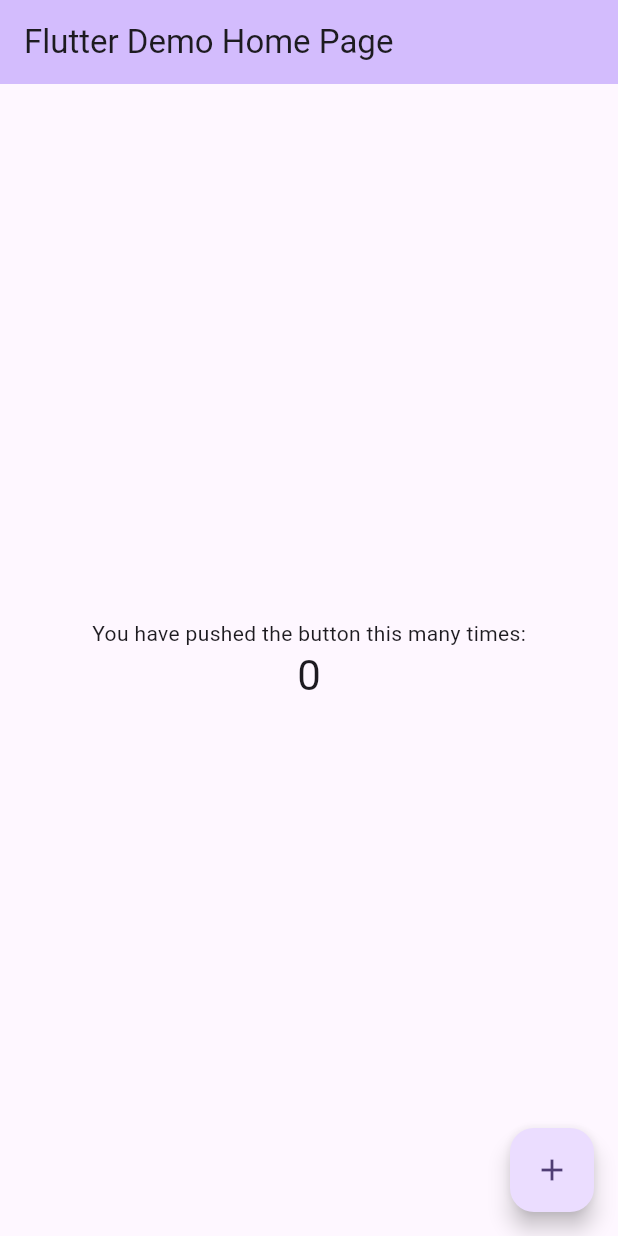
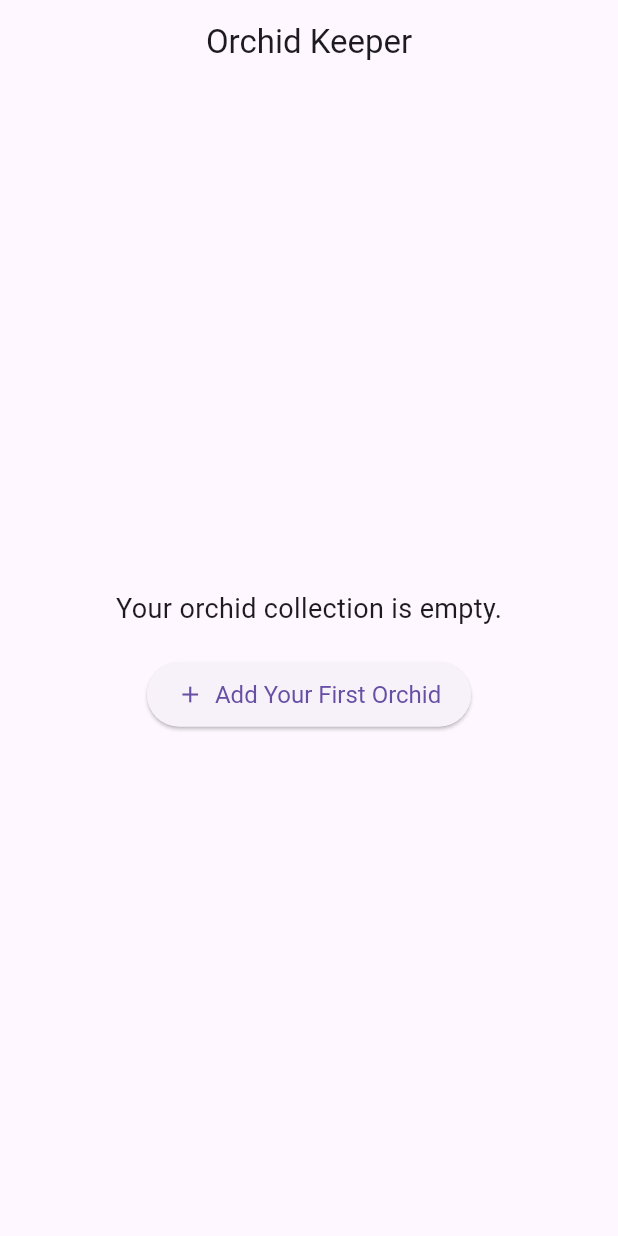
Before and after one commit to kamalharimenon/myapp, a Flutter app: the screen it shows after launch, on a phone screen of 412 x 824 dp. Run offline on Flutter 3.47's test engine with Material 3 defaults, Android fonts, the phone set to English and light mode, and no system bars.

Commit message:
Changes before Firebase Studio auto-run

```diff
--- a/lib/main.dart
+++ b/lib/main.dart
@@ -7,116 +7,86 @@ void main() {
 class MyApp extends StatelessWidget {
   const MyApp({super.key});
 
-  // This widget is the root of your application.
   @override
   Widget build(BuildContext context) {
     return MaterialApp(
-      title: 'Flutter Demo',
+      title: 'Orchid Keeper',
       theme: ThemeData(
-        // This is the theme of your application.
-        //
-        // TRY THIS: Try running your application with "flutter run". You'll see
-        // the application has a purple toolbar. Then, without quitting the app,
-        // try changing the seedColor in the colorScheme below to Colors.green
-        // and then invoke "hot reload" (save your changes or press the "hot
-        // reload" button in a Flutter-supported IDE, or press "r" if you used
-        // the command line to start the app).
-        //
-        // Notice that the counter didn't reset back to zero; the application
-        // state is not lost during the reload. To reset the state, use hot
-        // restart instead.
-        //
-        // This works for code too, not just values: Most code changes can be
-        // tested with just a hot reload.
-        colorScheme: ColorScheme.fromSeed(seedColor: Colors.deepPurple),
+        primarySwatch: Colors.green, // Using green as a primary color for a plant app
+        visualDensity: VisualDensity.adaptivePlatformDensity,
       ),
-      home: const MyHomePage(title: 'Flutter Demo Home Page'),
+      home: const MyHomePage(),
     );
   }
 }
 
 class MyHomePage extends StatefulWidget {
-  const MyHomePage({super.key, required this.title});
-
-  // This widget is the home page of your application. It is stateful, meaning
-  // that it has a State object (defined below) that contains fields that affect
-  // how it looks.
-
-  // This class is the configuration for the state. It holds the values (in this
-  // case the title) provided by the parent (in this case the App widget) and
-  // used by the build method of the State. Fields in a Widget subclass are
-  // always marked "final".
-
-  final String title;
+  const MyHomePage({super.key});
 
   @override
   State<MyHomePage> createState() => _MyHomePageState();
 }
 
 class _MyHomePageState extends State<MyHomePage> {
-  int _counter = 0;
+  // This will eventually hold the list of orchids
+  final List<String> _orchidCollection = [];
 
-  void _incrementCounter() {
-    setState(() {
-      // This call to setState tells the Flutter framework that something has
-      // changed in this State, which causes it to rerun the build method below
-      // so that the display can reflect the updated values. If we changed
-      // _counter without calling setState(), then the build method would not be
-      // called again, and so nothing would appear to happen.
-      _counter++;
-    });
+  void _navigateToAddOrchid() {
+    // TODO: Implement navigation to Add Orchid screen
+    // For now, just show a message or navigate to a placeholder screen
+    ScaffoldMessenger.of(context).showSnackBar(
+      const SnackBar(
+        content: Text('Navigate to Add Orchid Screen (Coming Soon)!'),
+      ),
+    );
   }
 
   @override
   Widget build(BuildContext context) {
-    // This method is rerun every time setState is called, for instance as done
-    // by the _incrementCounter method above.
-    //
-    // The Flutter framework has been optimized to make rerunning build methods
-    // fast, so that you can just rebuild anything that needs updating rather
-    // than having to individually change instances of widgets.
     return Scaffold(
       appBar: AppBar(
-        // TRY THIS: Try changing the color here to a specific color (to
-        // Colors.amber, perhaps?) and trigger a hot reload to see the AppBar
-        // change color while the other colors stay the same.
-        backgroundColor: Theme.of(context).colorScheme.inversePrimary,
-        // Here we take the value from the MyHomePage object that was created by
-        // the App.build method, and use it to set our appbar title.
-        title: Text(widget.title),
+        title: const Text('Orchid Keeper'),
+        centerTitle: true,
       ),
-      body: Center(
-        // Center is a layout widget. It takes a single child and positions it
-        // in the middle of the parent.
+      body: _orchidCollection.isEmpty
+          ? Center(
               child: Column(
-          // Column is also a layout widget. It takes a list of children and
-          // arranges them vertically. By default, it sizes itself to fit its
-          // children horizontally, and tries to be as tall as its parent.
-          //
-          // Column has various properties to control how it sizes itself and
-          // how it positions its children. Here we use mainAxisAlignment to
-          // center the children vertically; the main axis here is the vertical
-          // axis because Columns are vertical (the cross axis would be
-          // horizontal).
-          //
-          // TRY THIS: Invoke "debug painting" (choose the "Toggle Debug Paint"
-          // action in the IDE, or press "p" in the console), to see the
-          // wireframe for each widget.
                 mainAxisAlignment: MainAxisAlignment.center,
                 children: <Widget>[
-            const Text('You have pushed the button this many times:'),
-            Text(
-              '$_counter',
-              style: Theme.of(context).textTheme.headlineMedium,
+                  const Text(
+                    'Your orchid collection is empty.',
+                    style: TextStyle(fontSize: 18),
+                  ),
+                  const SizedBox(height: 20),
+                  ElevatedButton.icon(
+                    onPressed: _navigateToAddOrchid,
+                    icon: const Icon(Icons.add),
+                    label: const Text('Add Your First Orchid'),
+                    style: ElevatedButton.styleFrom(
+                      padding: const EdgeInsets.symmetric(horizontal: 20, vertical: 12),
+                      textStyle: const TextStyle(fontSize: 16),
+                    ),
                   ),
                 ],
               ),
+            )
+          : ListView.builder(
+              itemCount: _orchidCollection.length,
+              itemBuilder: (context, index) {
+                // TODO: Display orchid details here
+                return ListTile(
+                  title: Text(_orchidCollection[index]),
+                  // Add more details or leading/trailing widgets here
+                );
+              },
             ),
-      floatingActionButton: FloatingActionButton(
-        onPressed: _incrementCounter,
-        tooltip: 'Increment',
+      floatingActionButton: _orchidCollection.isNotEmpty
+          ? FloatingActionButton(
+              onPressed: _navigateToAddOrchid,
+              tooltip: 'Add Orchid',
               child: const Icon(Icons.add),
-      ), // This trailing comma makes auto-formatting nicer for build methods.
+            )
+          : null, // Hide FAB if collection is empty (the button in the center is shown instead)
     );
   }
 }
```
Also changed, not shown: assets/images/orchidkeeper.png (added), 1 other file. Lines whose indentation alone changed are shown as unchanged.
